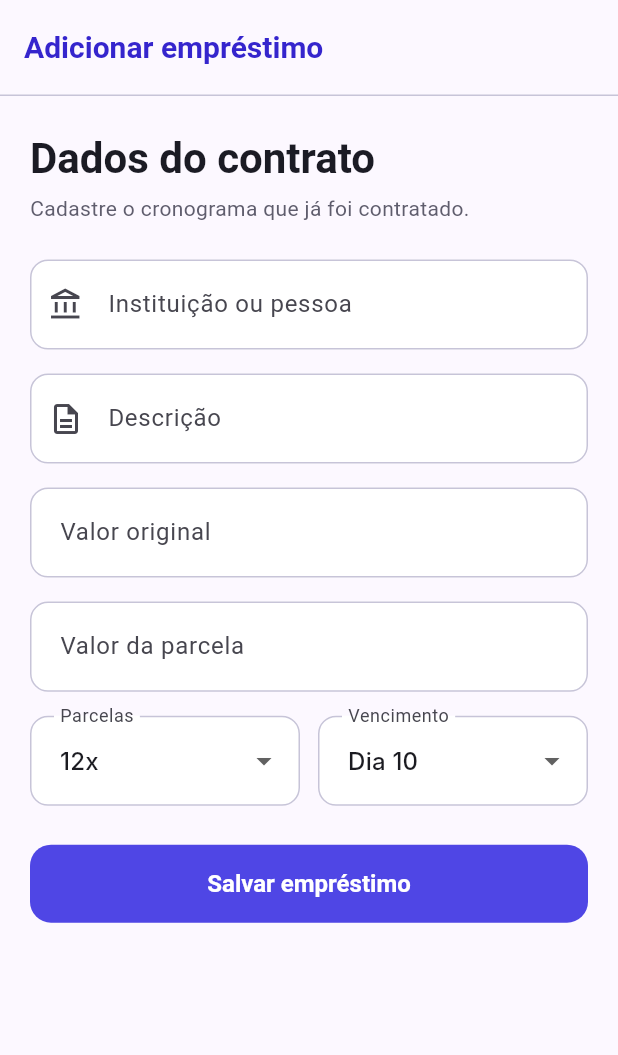
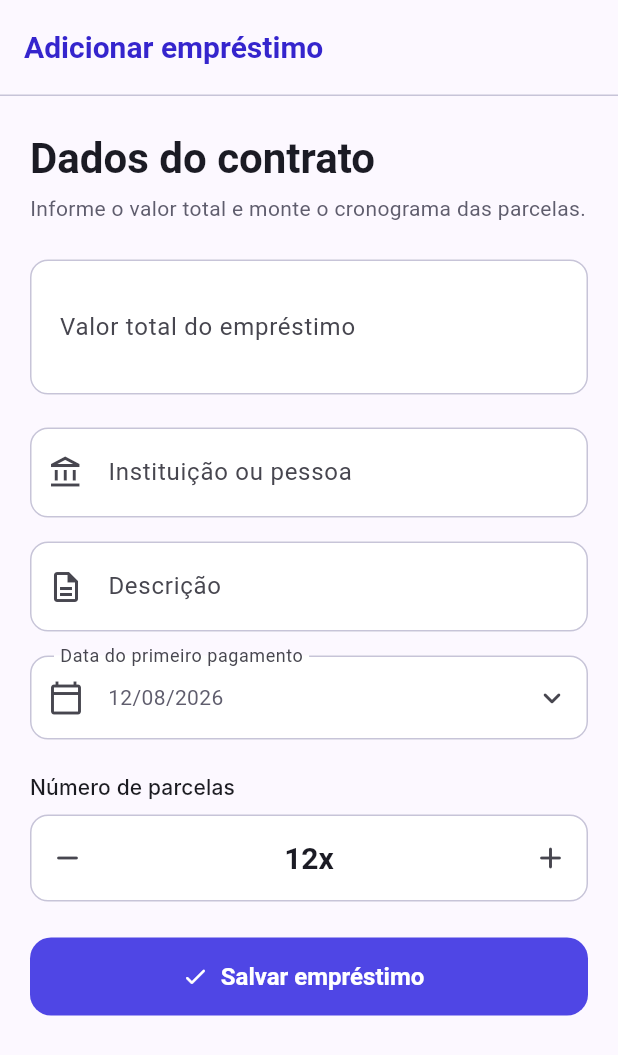
Before and after one commit to GuilhermeDuarte14511/MinhasFinancas, a Flutter app: the AddLoanPage screen opened by its route, on a phone screen of 412 x 824 dp. Shown: the top 1055 px of the screen. Run offline on Flutter 3.47's test engine with Material 3 defaults, Android fonts, the phone set to English and light mode, and no system bars; our stand-ins replace firebase_auth, firebase_core, firebase_messaging, flutter_riverpod, go_router; missing offline and left inert: firebase_data_connect; accounts and stored records are empty; Roboto replaces fonts that are missing (Inter).

Commit message:
feat: refaz cadastro de empréstimo com cronograma

```diff
--- a/lib/features/finance/presentation/add_loan_page.dart
+++ b/lib/features/finance/presentation/add_loan_page.dart
@@ -1,10 +1,16 @@
+import 'dart:math' as math;
+
 import 'package:flutter/material.dart';
 import 'package:flutter_riverpod/flutter_riverpod.dart';
 import 'package:go_router/go_router.dart';
+import 'package:intl/intl.dart';
 
+import '../../../app/theme/app_theme.dart';
 import '../../../app/widgets/app_widgets.dart';
 import '../../../core/money/money.dart';
 import '../application/finance_controller.dart';
+import '../domain/loan_installment_schedule.dart';
+import '../infrastructure/sql_connect_loan_schedule_service.dart';
 
 class AddLoanPage extends ConsumerStatefulWidget {
   const AddLoanPage({super.key});
@@ -14,45 +20,82 @@ class AddLoanPage extends ConsumerStatefulWidget {
 }
 
 class _AddLoanPageState extends ConsumerState<AddLoanPage> {
+  static const _scheduleGenerator = LoanInstallmentScheduleGenerator();
+  static const _loanService = SqlConnectLoanScheduleService();
+
   final _formKey = GlobalKey<FormState>();
   final _lenderController = TextEditingController();
   final _descriptionController = TextEditingController();
   Money _amount = const Money.zero();
-  Money _installmentAmount = const Money.zero();
   int _installmentCount = 12;
-  int _dueDay = 10;
+  DateTime _firstPaymentDate = _defaultFirstPaymentDate();
   int _errorShakeTrigger = 0;
   bool _saving = false;
+
+  Future<void> _pickFirstPaymentDate() async {
+    final selected = await showDatePicker(
+      context: context,
+      firstDate: DateTime(2000),
+      lastDate: DateTime(DateTime.now().year + 40, 12, 31),
+      initialDate: _firstPaymentDate,
+      locale: const Locale('pt', 'BR'),
+      helpText: 'Selecione o primeiro pagamento',
+    );
+    if (selected != null) {
+      setState(() => _firstPaymentDate = selected);
+    }
+  }
 
   Future<void> _save() async {
     if (!_formKey.currentState!.validate()) {
       setState(() => _errorShakeTrigger++);
       return;
     }
+    if (_amount.cents < _installmentCount) {
+      setState(() => _errorShakeTrigger++);
+      ScaffoldMessenger.of(context).showSnackBar(
+        const SnackBar(
+          content: Text('O valor deve permitir pelo menos R\$ 0,01 por parcela.'),
+        ),
+      );
+      return;
+    }
+
+    final finance = ref.read(financeControllerProvider);
+    final spaceId = finance.spaceId;
+    if (spaceId == null) {
+      ScaffoldMessenger.of(context).showSnackBar(
+        const SnackBar(content: Text('Nenhum espaço financeiro selecionado.')),
+      );
+      return;
+    }
+    if (!finance.canEdit) {
+      ScaffoldMessenger.of(context).showSnackBar(
+        const SnackBar(
+          content: Text('Você não tem permissão para adicionar empréstimos.'),
+        ),
+      );
+      return;
+    }
+
     setState(() => _saving = true);
     try {
-      await ref
-          .read(financeControllerProvider.notifier)
-          .addLoan(
+      await _loanService.createLoan(
+        spaceId: spaceId,
         lender: _lenderController.text.trim(),
         description: _descriptionController.text.trim(),
         amount: _amount,
-            installmentAmount: _installmentAmount,
         installmentCount: _installmentCount,
-            dueDay: _dueDay,
+        firstDueDate: _firstPaymentDate,
       );
+      await ref.read(financeControllerProvider.notifier).refresh();
       if (!mounted) return;
       showSuccessMessage(context, 'Empréstimo adicionado ao cronograma.');
       context.go('/loans');
-    } catch (_) {
+    } catch (error) {
       if (mounted) {
         ScaffoldMessenger.of(context).showSnackBar(
-          SnackBar(
-            content: Text(
-              ref.read(financeControllerProvider).errorMessage ??
-                  'Não foi possível salvar o empréstimo.',
-            ),
-          ),
+          SnackBar(content: Text(_friendlyError(error))),
         );
       }
     } finally {
@@ -69,6 +112,16 @@ class _AddLoanPageState extends ConsumerState<AddLoanPage> {
 
   @override
   Widget build(BuildContext context) {
+    final canPreview =
+        _amount.cents > 0 && _amount.cents >= _installmentCount;
+    final preview = canPreview
+        ? _scheduleGenerator.generate(
+            total: _amount,
+            count: _installmentCount,
+            firstDueDate: _firstPaymentDate,
+          )
+        : null;
+
     return Scaffold(
       appBar: const BrandAppBar(title: 'Adicionar empréstimo', showBack: true),
       body: SafeArea(
@@ -79,7 +132,8 @@ class _AddLoanPageState extends ConsumerState<AddLoanPage> {
               trigger: _errorShakeTrigger,
               child: Form(
                 key: _formKey,
-                child: Column(
+                child: StaggeredColumn(
+                  step: const Duration(milliseconds: 60),
                   crossAxisAlignment: CrossAxisAlignment.stretch,
                   children: [
                     Text(
@@ -87,10 +141,21 @@ class _AddLoanPageState extends ConsumerState<AddLoanPage> {
                       style: Theme.of(context).textTheme.headlineMedium,
                     ),
                     const SizedBox(height: 6),
-                    const Text('Cadastre o cronograma que já foi contratado.'),
+                    const Text(
+                      'Informe o valor total e monte o cronograma das parcelas.',
+                    ),
                     const SizedBox(height: 24),
+                    CurrencyField(
+                      key: const Key('loan-amount'),
+                      label: 'Valor total do empréstimo',
+                      large: true,
+                      onChanged: (value) => setState(() => _amount = value),
+                    ),
+                    const SizedBox(height: 22),
                     TextFormField(
+                      key: const Key('loan-lender'),
                       controller: _lenderController,
+                      textCapitalization: TextCapitalization.words,
                       decoration: const InputDecoration(
                         labelText: 'Instituição ou pessoa',
                         prefixIcon: Icon(Icons.account_balance_outlined),
@@ -101,7 +166,9 @@ class _AddLoanPageState extends ConsumerState<AddLoanPage> {
                     ),
                     const SizedBox(height: 16),
                     TextFormField(
+                      key: const Key('loan-description'),
                       controller: _descriptionController,
+                      textCapitalization: TextCapitalization.sentences,
                       decoration: const InputDecoration(
                         labelText: 'Descrição',
                         hintText: 'Ex: Financiamento do carro',
@@ -112,60 +179,77 @@ class _AddLoanPageState extends ConsumerState<AddLoanPage> {
                           : 'Informe uma descrição.',
                     ),
                     const SizedBox(height: 16),
-                    CurrencyField(
-                      label: 'Valor original',
-                      onChanged: (value) => _amount = value,
+                    InkWell(
+                      key: const Key('loan-first-payment-date'),
+                      onTap: _pickFirstPaymentDate,
+                      borderRadius: BorderRadius.circular(12),
+                      child: InputDecorator(
+                        decoration: const InputDecoration(
+                          labelText: 'Data do primeiro pagamento',
+                          prefixIcon: Icon(Icons.calendar_today_outlined),
+                          suffixIcon: Icon(Icons.expand_more_rounded),
                         ),
-                    const SizedBox(height: 16),
-                    CurrencyField(
-                      label: 'Valor da parcela',
-                      onChanged: (value) => _installmentAmount = value,
-                    ),
-                    const SizedBox(height: 16),
-                    Row(
-                      children: [
-                        Expanded(
-                          child: DropdownButtonFormField<int>(
-                            initialValue: _installmentCount,
-                            decoration: const InputDecoration(
-                              labelText: 'Parcelas',
-                            ),
-                            items: const [12, 18, 24, 36, 48, 60, 120, 240, 360]
-                                .map(
-                                  (count) => DropdownMenuItem(
-                                    value: count,
-                                    child: Text('${count}x'),
-                                  ),
-                                )
-                                .toList(),
-                            onChanged: (value) =>
-                                _installmentCount = value ?? 12,
+                        child: Text(
+                          DateFormat('dd/MM/yyyy').format(_firstPaymentDate),
                         ),
                       ),
-                        const SizedBox(width: 12),
+                    ),
+                    const SizedBox(height: 22),
+                    Text(
+                      'Número de parcelas',
+                      style: Theme.of(context).textTheme.labelLarge,
+                    ),
+                    const SizedBox(height: 8),
+                    Container(
+                      height: 58,
+                      decoration: BoxDecoration(
+                        color: Colors.white,
+                        borderRadius: BorderRadius.circular(12),
+                        border: Border.all(color: AppColors.outline),
+                      ),
+                      child: Row(
+                        children: [
+                          IconButton(
+                            tooltip: 'Diminuir parcelas',
+                            onPressed: _installmentCount <= 1
+                                ? null
+                                : () => setState(() => _installmentCount--),
+                            icon: const Icon(Icons.remove_rounded),
+                          ),
                           Expanded(
-                          child: DropdownButtonFormField<int>(
-                            initialValue: _dueDay,
-                            decoration: const InputDecoration(
-                              labelText: 'Vencimento',
+                            child: Text(
+                              '${_installmentCount}x',
+                              textAlign: TextAlign.center,
+                              style: Theme.of(context).textTheme.titleLarge,
                             ),
-                            items: [
-                              for (var day = 1; day <= 31; day++)
-                                DropdownMenuItem(
-                                  value: day,
-                                  child: Text('Dia $day'),
                           ),
-                            ],
-                            onChanged: (value) => _dueDay = value ?? 10,
-                          ),
+                          IconButton(
+                            tooltip: 'Aumentar parcelas',
+                            onPressed: _installmentCount >= 360
+                                ? null
+                                : () => setState(() => _installmentCount++),
+                            icon: const Icon(Icons.add_rounded),
                           ),
                         ],
                       ),
-                    const SizedBox(height: 26),
-                    FilledButton(
+                    ),
+                    if (preview != null) ...[
+                      const SizedBox(height: 20),
+                      _LoanSchedulePreview(installments: preview),
+                    ] else if (_amount.cents > 0) ...[
+                      const SizedBox(height: 12),
+                      const Text(
+                        'Reduza a quantidade de parcelas para que cada uma tenha pelo menos R\$ 0,01.',
+                        style: TextStyle(color: AppColors.error),
+                      ),
+                    ],
+                    const SizedBox(height: 24),
+                    FilledButton.icon(
+                      key: const Key('loan-submit'),
                       onPressed: _saving ? null : _save,
-                      child: Text(
-                        _saving ? 'Salvando...' : 'Salvar empréstimo',
+                      icon: const Icon(Icons.check_rounded),
+                      label: Text(
+                        _saving ? 'Salvando parcelas...' : 'Salvar empréstimo',
                       ),
                     ),
                   ],
@@ -178,3 +262,68 @@ class _AddLoanPageState extends ConsumerState<AddLoanPage> {
     );
   }
 }
+
+class _LoanSchedulePreview extends StatelessWidget {
+  const _LoanSchedulePreview({required this.installments});
+
+  final List<LoanInstallmentPlanItem> installments;
+
+  @override
+  Widget build(BuildContext context) {
+    final first = installments.first;
+    final last = installments.last;
+    final amountLabel = first.amount == last.amount
+        ? '${installments.length} ${installments.length == 1 ? 'parcela' : 'parcelas'} de ${first.amount.format()}'
+        : '${installments.length} parcelas entre ${last.amount.format()} e ${first.amount.format()}';
+    final dateFormat = DateFormat("d 'de' MMMM 'de' y", 'pt_BR');
+
+    return Card(
+      color: AppColors.surfaceLow,
+      child: Padding(
+        padding: const EdgeInsets.all(18),
+        child: Row(
+          crossAxisAlignment: CrossAxisAlignment.start,
+          children: [
+            const CircleAvatar(
+              backgroundColor: AppColors.primaryContainer,
+              child: Icon(Icons.event_repeat_rounded, color: Colors.white),
+            ),
+            const SizedBox(width: 14),
+            Expanded(
+              child: Column(
+                crossAxisAlignment: CrossAxisAlignment.start,
+                children: [
+                  Text(
+                    amountLabel,
+                    style: Theme.of(context).textTheme.titleMedium,
+                  ),
+                  const SizedBox(height: 8),
+                  Text('Primeiro pagamento: ${dateFormat.format(first.dueDate)}'),
+                  const SizedBox(height: 4),
+                  Text('Último pagamento: ${dateFormat.format(last.dueDate)}'),
+                ],
+              ),
+            ),
+          ],
+        ),
+      ),
+    );
+  }
+}
+
+DateTime _defaultFirstPaymentDate() {
+  final now = DateTime.now();
+  final targetMonth = DateTime(now.year, now.month + 1);
+  final lastDay = DateTime(targetMonth.year, targetMonth.month + 1, 0).day;
+  return DateTime(
+    targetMonth.year,
+    targetMonth.month,
+    math.min(now.day, lastDay),
+  );
+}
+
+String _friendlyError(Object error) {
+  if (error is StateError) return error.message;
+  if (error is ArgumentError) return error.message?.toString() ?? error.toString();
+  return 'Não foi possível salvar o empréstimo. Tente novamente.';
+}
```
Lines whose indentation alone changed are shown as unchanged.
